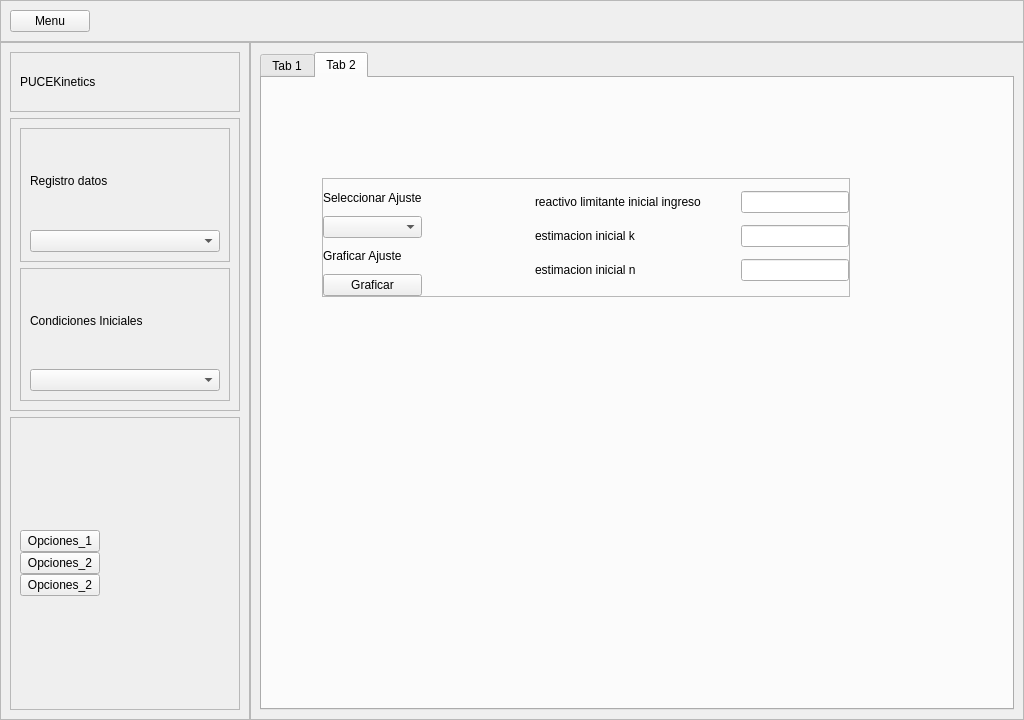
The window that pantalla_d_a_c_tipo_dashb_RC1_1.ui (JuandresPUCE/tesis_pyqt_sqlite) describes before a commit, drawn with Qt 5.
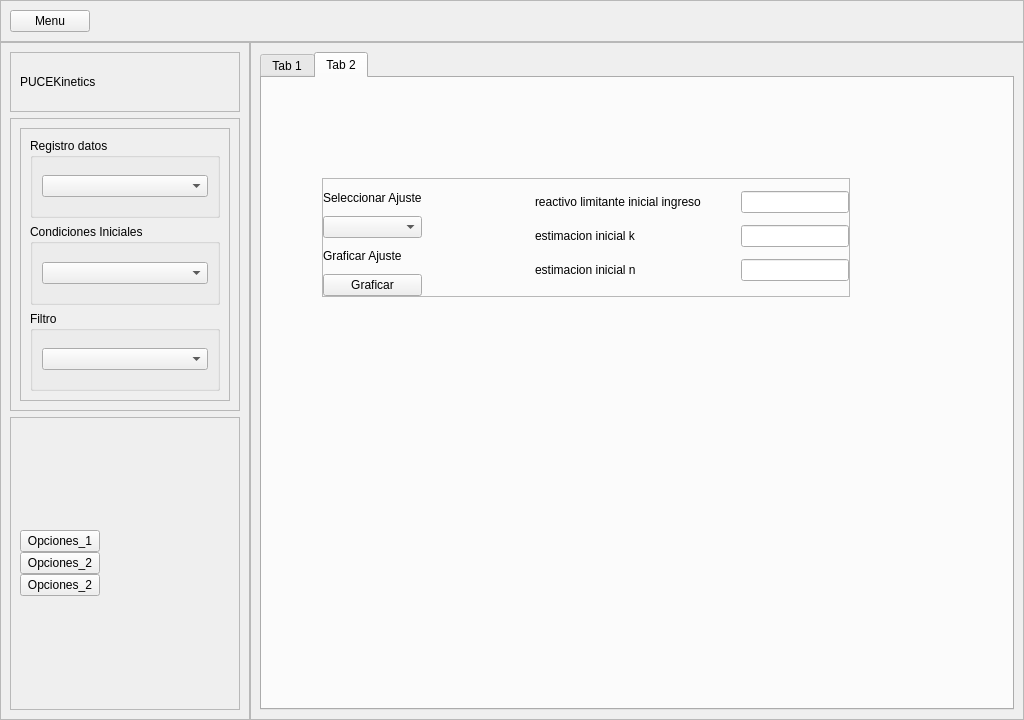
The same window after the commit. The open tabs and pages were chosen to show the change.

Commit message: iniciando el filtrado de datos

```diff
--- a/pantalla_d_a_c_tipo_dashb_RC1_1.ui
+++ b/pantalla_d_a_c_tipo_dashb_RC1_1.ui
@@ -160,28 +160,6 @@
              <enum>QFrame::Raised</enum>
             </property>
             <layout class="QVBoxLayout" name="verticalLayout_3">
-             <item>
-              <widget class="QFrame" name="frame_5">
-               <property name="frameShape">
-                <enum>QFrame::StyledPanel</enum>
-               </property>
-               <property name="frameShadow">
-                <enum>QFrame::Raised</enum>
-               </property>
-               <layout class="QVBoxLayout" name="verticalLayout_8">
-                <item>
-                 <widget class="QLabel" name="registro_datos_label">
-                  <property name="text">
-                   <string>Registro datos</string>
-                  </property>
-                 </widget>
-                </item>
-                <item>
-                 <widget class="QComboBox" name="registro_datos_box"/>
-                </item>
-               </layout>
-              </widget>
-             </item>
              <item>
               <widget class="QFrame" name="frame_6">
                <property name="frameShape">
@@ -192,14 +170,40 @@
                </property>
                <layout class="QVBoxLayout" name="verticalLayout_9">
                 <item>
-                 <widget class="QLabel" name="condiciones_iniciales_label">
-                  <property name="text">
+                 <widget class="QGroupBox" name="groupBox">
+                  <property name="title">
+                   <string>Registro datos</string>
+                  </property>
+                  <layout class="QVBoxLayout" name="verticalLayout_8">
+                   <item>
+                    <widget class="QComboBox" name="registro_datos_box"/>
+                   </item>
+                  </layout>
+                 </widget>
+                </item>
+                <item>
+                 <widget class="QGroupBox" name="groupBox_2">
+                  <property name="title">
                    <string>Condiciones Iniciales</string>
                   </property>
+                  <layout class="QVBoxLayout" name="verticalLayout_12">
+                   <item>
+                    <widget class="QComboBox" name="condiciones_iniciales_box"/>
+                   </item>
+                  </layout>
                  </widget>
                 </item>
                 <item>
-                 <widget class="QComboBox" name="condiciones_iniciales_box"/>
+                 <widget class="QGroupBox" name="groupBox_3">
+                  <property name="title">
+                   <string>Filtro</string>
+                  </property>
+                  <layout class="QVBoxLayout" name="verticalLayout_13">
+                   <item>
+                    <widget class="QComboBox" name="filtro_datos_box"/>
+                   </item>
+                  </layout>
+                 </widget>
                 </item>
                </layout>
               </widget>
```
Left out of the diff: 2 changed lines with no effect on the pictures. The commit also changes 8 other files.
